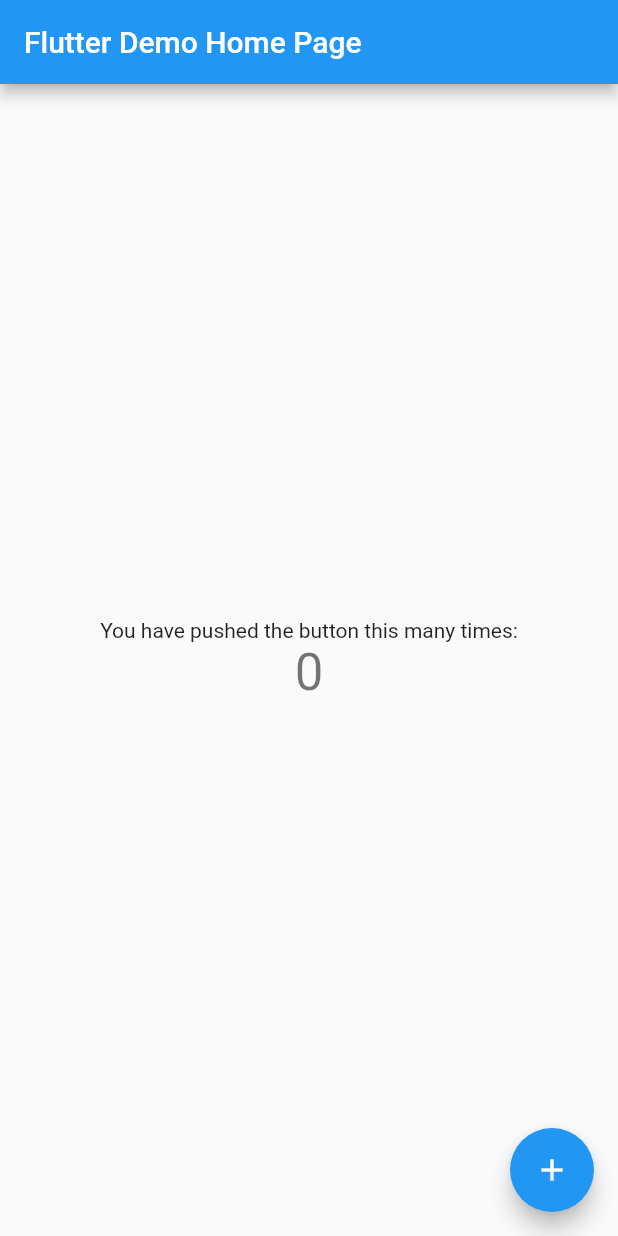
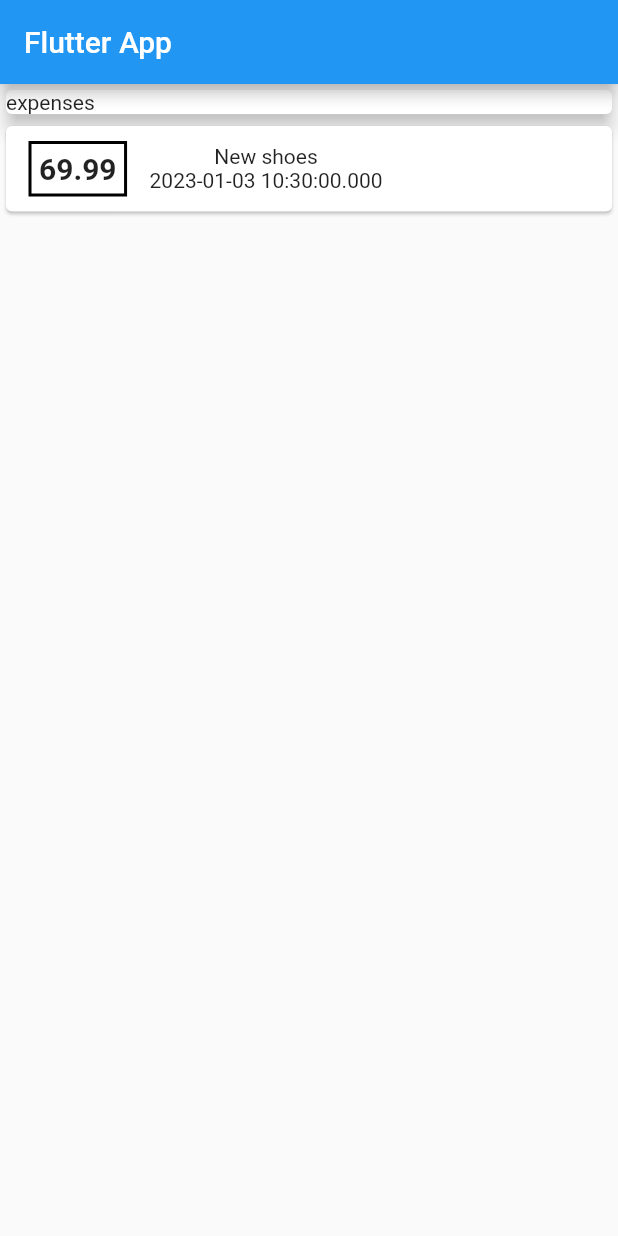
Before and after one commit to AlessandroDodi/personal_expenses_flutter_app, a Flutter app: the screen it shows after launch, on a phone screen of 412 x 824 dp. Run offline on Flutter 3.47's test engine with Material 2 defaults, Android fonts, the phone set to English and light mode, and no system bars.

Commit message:
Add expenses

```diff
--- a/lib/main.dart
+++ b/lib/main.dart
@@ -1,115 +1,67 @@
 import 'package:flutter/material.dart';
+import './transaction.dart';
 
-void main() {
-  runApp(const MyApp());
-}
+void main() => runApp(MyApp());
 
 class MyApp extends StatelessWidget {
-  const MyApp({super.key});
-
-  // This widget is the root of your application.
   @override
   Widget build(BuildContext context) {
     return MaterialApp(
-      title: 'Flutter Demo',
-      theme: ThemeData(
-        // This is the theme of your application.
-        //
-        // Try running your application with "flutter run". You'll see the
-        // application has a blue toolbar. Then, without quitting the app, try
-        // changing the primarySwatch below to Colors.green and then invoke
-        // "hot reload" (press "r" in the console where you ran "flutter run",
-        // or simply save your changes to "hot reload" in a Flutter IDE).
-        // Notice that the counter didn't reset back to zero; the application
-        // is not restarted.
-        primarySwatch: Colors.blue,
-      ),
-      home: const MyHomePage(title: 'Flutter Demo Home Page'),
+      title: 'Flutter App',
+      home: MyHomePage(),
     );
   }
 }
 
-class MyHomePage extends StatefulWidget {
-  const MyHomePage({super.key, required this.title});
-
-  // This widget is the home page of your application. It is stateful, meaning
-  // that it has a State object (defined below) that contains fields that affect
-  // how it looks.
-
-  // This class is the configuration for the state. It holds the values (in this
-  // case the title) provided by the parent (in this case the App widget) and
-  // used by the build method of the State. Fields in a Widget subclass are
-  // always marked "final".
-
-  final String title;
-
-  @override
-  State<MyHomePage> createState() => _MyHomePageState();
-}
-
-class _MyHomePageState extends State<MyHomePage> {
-  int _counter = 0;
-
-  void _incrementCounter() {
-    setState(() {
-      // This call to setState tells the Flutter framework that something has
-      // changed in this State, which causes it to rerun the build method below
-      // so that the display can reflect the updated values. If we changed
-      // _counter without calling setState(), then the build method would not be
-      // called again, and so nothing would appear to happen.
-      _counter++;
-    });
-  }
-
+class MyHomePage extends StatelessWidget {
+  final List<Transaction> transactions = [
+    Transaction(
+        id: 't1', title: 'New shoes', amount: 69.99, date: DateTime.now())
+  ];
   @override
   Widget build(BuildContext context) {
-    // This method is rerun every time setState is called, for instance as done
-    // by the _incrementCounter method above.
-    //
-    // The Flutter framework has been optimized to make rerunning build methods
-    // fast, so that you can just rebuild anything that needs updating rather
-    // than having to individually change instances of widgets.
     return Scaffold(
       appBar: AppBar(
-        // Here we take the value from the MyHomePage object that was created by
-        // the App.build method, and use it to set our appbar title.
-        title: Text(widget.title),
+        title: Text('Flutter App'),
       ),
-      body: Center(
-        // Center is a layout widget. It takes a single child and positions it
-        // in the middle of the parent.
-        child: Column(
-          // Column is also a layout widget. It takes a list of children and
-          // arranges them vertically. By default, it sizes itself to fit its
-          // children horizontally, and tries to be as tall as its parent.
-          //
-          // Invoke "debug painting" (press "p" in the console, choose the
-          // "Toggle Debug Paint" action from the Flutter Inspector in Android
-          // Studio, or the "Toggle Debug Paint" command in Visual Studio Code)
-          // to see the wireframe for each widget.
-          //
-          // Column has various properties to control how it sizes itself and
-          // how it positions its children. Here we use mainAxisAlignment to
-          // center the children vertically; the main axis here is the vertical
-          // axis because Columns are vertical (the cross axis would be
-          // horizontal).
-          mainAxisAlignment: MainAxisAlignment.center,
-          children: <Widget>[
-            const Text(
-              'You have pushed the button this many times:',
-            ),
-            Text(
-              '$_counter',
-              style: Theme.of(context).textTheme.headline4,
-            ),
-          ],
-        ),
+      body: Column(
+        children: [
+          Card(
+            child: Container(child: Text('expenses'), width: double.infinity),
+            elevation: 5,
+          ),
+          Column(
+            children: transactions
+                .map((tx) => Card(
+                        child: Row(
+                      children: [
+                        Container(
+                          margin: EdgeInsets.symmetric(
+                              vertical: 10, horizontal: 15),
+                          decoration: BoxDecoration(
+                              border: Border.all(
+                            color: Colors.black,
+                            width: 2,
+                          )),
+                          padding: EdgeInsets.all(5),
+                          child: Text(
+                            tx.amount.toString(),
+                            style: TextStyle(
+                                fontWeight: FontWeight.bold, fontSize: 20),
+                          ),
+                        ),
+                        Column(
+                          children: [
+                            Text(tx.title),
+                            Text(tx.date.toString()),
+                          ],
+                        )
+                      ],
+                    )))
+                .toList(),
+          )
+        ],
       ),
-      floatingActionButton: FloatingActionButton(
-        onPressed: _incrementCounter,
-        tooltip: 'Increment',
-        child: const Icon(Icons.add),
-      ), // This trailing comma makes auto-formatting nicer for build methods.
     );
   }
 }
--- /dev/null
+++ b/lib/transaction.dart
@@ -0,0 +1,13 @@
+import 'package:flutter/material.dart';
+
+class Transaction {
+  final String id;
+  final String title;
+  final double amount;
+  final DateTime date;
+  Transaction(
+      {required this.id,
+      required this.title,
+      required this.amount,
+      required this.date});
+}
```
Also changed, not shown: 1 other file.
